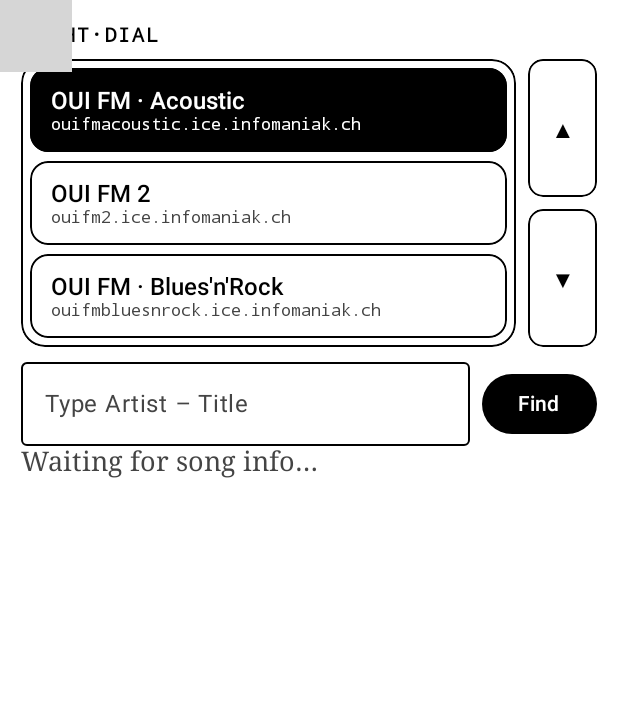
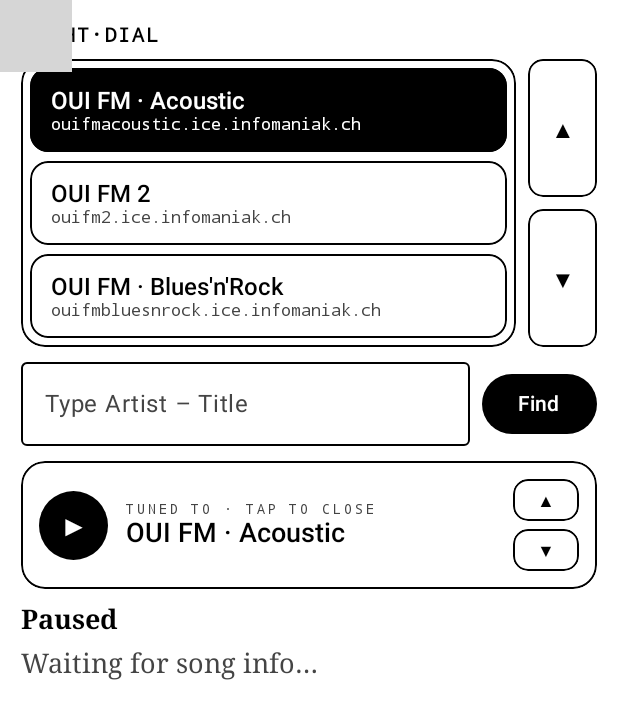
Before and after one commit to fedeloco00/NightDialRadio, an Android app built with Jetpack Compose: the screen it shows after launch (MainActivity), after a tap on an icon or button, on a phone screen of 412 x 824 dp. Shown: the top 719 px of the screen. Run offline under Robolectric (Android 15) with nearby library versions, the phone set to English and light mode, and no system bars; 5 statements that could not run were skipped; 2 other taps on this screen came first; grey boxes are pictures that could not be loaded.

Commit message:
Opti: keep channel bar visible while browsing; tap toggles the station list
Co-Authored-By: Claude Opus 5.5 <noreply@anthropic.com>

```diff
--- a/app/src/main/java/com/nightdial/radio/MainActivity.kt
+++ b/app/src/main/java/com/nightdial/radio/MainActivity.kt
@@ -267,8 +267,10 @@ fun RadioApp() {
                         colors = ButtonDefaults.buttonColors(containerColor = AMBER, contentColor = BG)
                     ) { Text("Find") }
                 }
-            } else {
-                // ---- Playing: collapsed channel bar, tap to change ----
+            }
+            if (!browsing || currentIndex >= 0) {
+                // ---- Channel bar: tap to open / close the station list ----
+                if (browsing) Spacer(Modifier.height(10.dp))
                 Row(
                     verticalAlignment = Alignment.CenterVertically,
                     modifier = Modifier
@@ -276,7 +278,7 @@ fun RadioApp() {
                         .clip(RoundedCornerShape(16.dp))
                         .background(PANEL)
                         .border(1.dp, LINE, RoundedCornerShape(16.dp))
-                        .clickable { browsing = true }
+                        .clickable { if (currentIndex >= 0) browsing = !browsing }
                         .padding(12.dp)
                 ) {
                     Box(
@@ -292,7 +294,7 @@ fun RadioApp() {
                     Spacer(Modifier.width(12.dp))
                     Column(Modifier.weight(1f)) {
                         Text(
-                            "TUNED TO · TAP TO CHANGE",
+                            if (browsing) "TUNED TO · TAP TO CLOSE" else "TUNED TO · TAP TO CHANGE",
                             color = MUTED,
                             fontFamily = FontFamily.Monospace,
                             fontSize = 9.sp,
```
